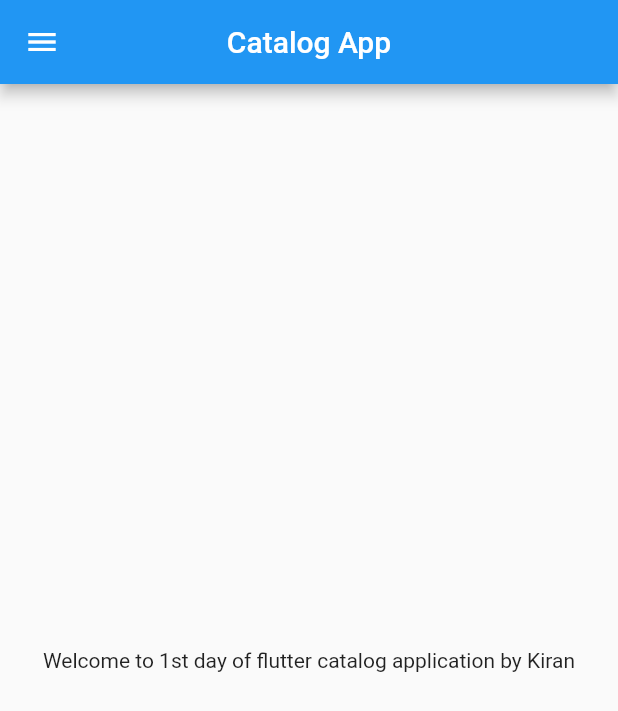
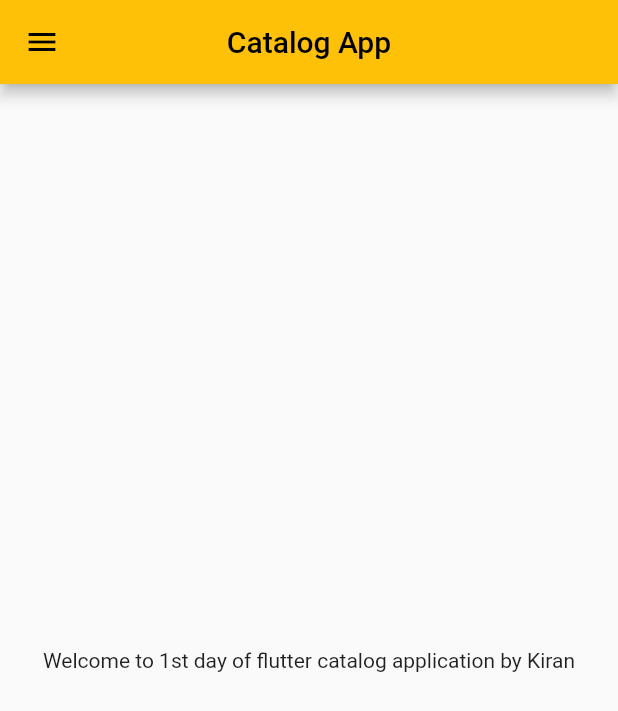
Before and after one commit to kiran3227/flutterCatalog, a Flutter app: the screen it shows after launch, on a phone screen of 412 x 824 dp. Shown: the top 711 px of the screen. Run offline on Flutter 3.47's test engine with Material 2 defaults, Android fonts, the phone set to English and light mode, and no system bars.

Commit message:
day 3 completed

```diff
--- a/lib/main.dart
+++ b/lib/main.dart
@@ -1,6 +1,7 @@
 import 'package:flutter/material.dart';
+import 'package:flutter_catalog/pages/loginpage.dart';
 
-import 'home_page.dart';
+import 'pages/home_page.dart';
 
 void main() {
   runApp(const MyApp());
@@ -11,8 +12,21 @@ class MyApp extends StatelessWidget {
 
   @override
   Widget build(BuildContext context) {
-    return const MaterialApp(
-      home: HomePage(),
+    return MaterialApp(
+      // home: const HomePage(),
+      themeMode: ThemeMode.light,
+      theme: ThemeData(
+        primarySwatch: Colors.amber,
+      ),
+      darkTheme: ThemeData(
+        brightness: Brightness.dark,
+      ),
+      initialRoute: "/home",
+      routes: {
+        "/": (context) => const LoginPage(),
+        "/login": (context) => const LoginPage(),
+        "/home": (context) => const HomePage()
+      },
     );
   }
 }
```
Also changed, not shown: lib/pages/loginpage.dart (added, +21 -0 lines), lib/pages/home_page.dart (renamed from lib/home_page.dart).
